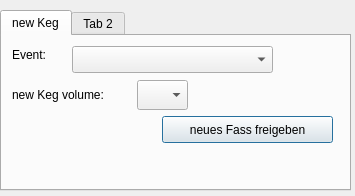
Old version of the form service.ui in the repository Geraffel-Village/Beernary.
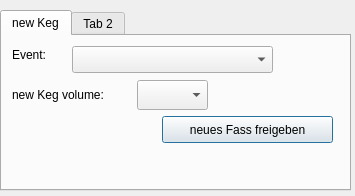
New version of the form. Icons and pictures are not drawn.

Commit message: implemented addng a new keg - setting the _ONLY_ nonempty keg of the event to "isempty=true" - adding a new keg with 0 pulses and "isempty=False" to this event

The edit to the form file:
```diff
--- a/service.ui
+++ b/service.ui
@@ -71,7 +71,7 @@
       <rect>
        <x>135</x>
        <y>44</y>
-       <width>51</width>
+       <width>71</width>
        <height>30</height>
       </rect>
      </property>
```
Left out of the diff: 2 changed lines with no effect on the pictures. The commit also changes 2 other files.
